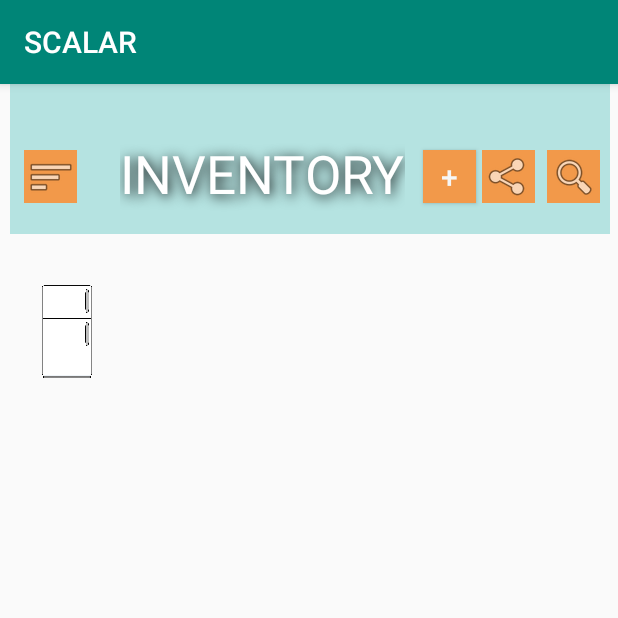
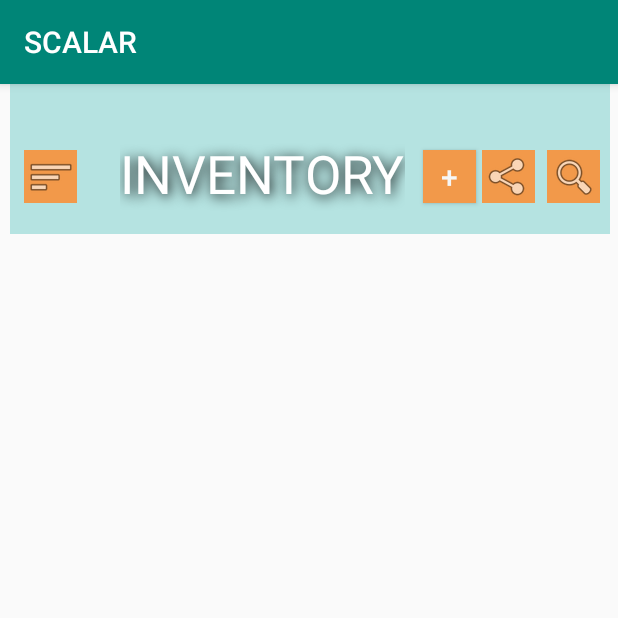
Before and after one commit to amayasolo/Scalar, an Android app: the Inventory screen opened directly, with no data from a screen before it, on a phone screen of 412 x 824 dp, the top half of it. Run offline under Robolectric (Android 15) with nearby library versions, the phone set to English and light mode, and no system bars; Roboto replaces fonts that are not available here; 1 statement that could not run was skipped.

Commit message:
more changes

```diff
--- a/app/src/main/res/layout/activity_inventory.xml
+++ b/app/src/main/res/layout/activity_inventory.xml
@@ -6,23 +6,16 @@
         android:layout_width="match_parent"
         android:layout_height="match_parent"
         tools:context=".Inventory">
-    <ImageView
-            android:layout_width="33dp"
-            android:layout_height="114dp" app:srcCompat="@drawable/fridge" android:id="@+id/fridge1"
-            app:layout_constraintStart_toStartOf="parent"
-            android:layout_marginLeft="28dp" android:layout_marginStart="28dp" android:layout_marginTop="8dp"
-            app:layout_constraintTop_toBottomOf="@+id/toolbar"/>
     <ListView
-            android:layout_width="323dp"
-            android:layout_height="708dp"
+            android:layout_width="391dp"
+            android:layout_height="694dp"
             android:id="@+id/inventoryList"
-            android:dividerHeight="1dp" android:divider="@color/cardview_dark_background"
+            android:dividerHeight="1dp" android:divider="#F2994A"
             style="@android:style/Widget.DeviceDefault.Light.ListView"
             app:layout_constraintBottom_toBottomOf="parent" app:layout_constraintEnd_toEndOf="parent"
-            android:layout_marginLeft="8dp" android:layout_marginStart="8dp"
-            app:layout_constraintStart_toEndOf="@+id/fridge1"
-            app:layout_constraintHorizontal_bias="0.0"
-            app:layout_constraintTop_toBottomOf="@+id/toolbar" android:layout_marginTop="150dp">
+            app:layout_constraintTop_toBottomOf="@+id/toolbar" android:layout_marginTop="100dp"
+            app:layout_constraintVertical_bias="0.448" app:layout_constraintStart_toStartOf="parent"
+    >
     </ListView>
     <androidx.appcompat.widget.Toolbar
             android:layout_width="400dp"
@@ -32,7 +25,7 @@
             android:minHeight="?attr/actionBarSize" android:id="@+id/toolbar"
             app:layout_constraintTop_toTopOf="parent" app:layout_constraintEnd_toEndOf="parent"
             app:layout_constraintStart_toStartOf="parent" app:layout_constraintHorizontal_bias="0.571"
-            android:layout_marginBottom="8dp" app:layout_constraintBottom_toTopOf="@+id/fridge1"/>
+    />
     <TextView
             android:text="Inventory"
             android:layout_width="190dp"
--- a/app/src/main/res/layout/activity_main.xml
+++ b/app/src/main/res/layout/activity_main.xml
@@ -7,6 +7,7 @@
         android:layout_height="match_parent"
         tools:context=".MainActivity"
         android:background="@drawable/gradient">
+
 
     <ImageView
             android:layout_width="69dp"
@@ -19,8 +20,6 @@
             android:layout_marginRight="162dp"
             app:layout_constraintHorizontal_bias="0.0" android:layout_marginTop="72dp"
             app:layout_constraintTop_toTopOf="parent"/>
-
-
     <TextView
             android:layout_width="wrap_content"
             android:layout_height="wrap_content"
```
